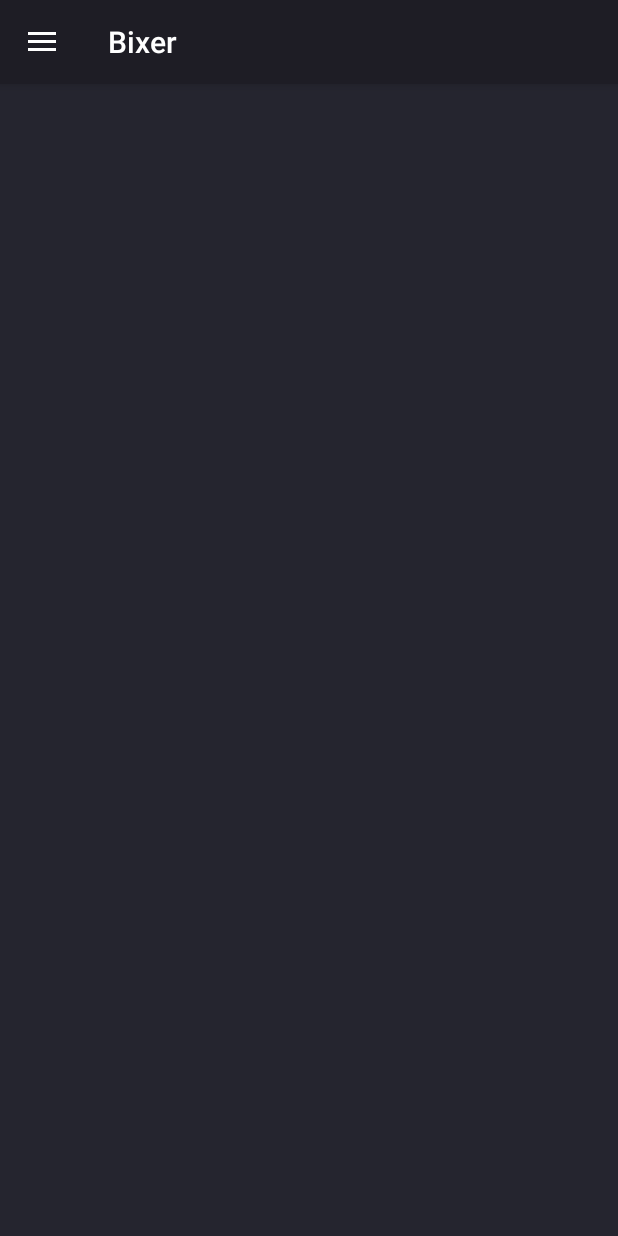
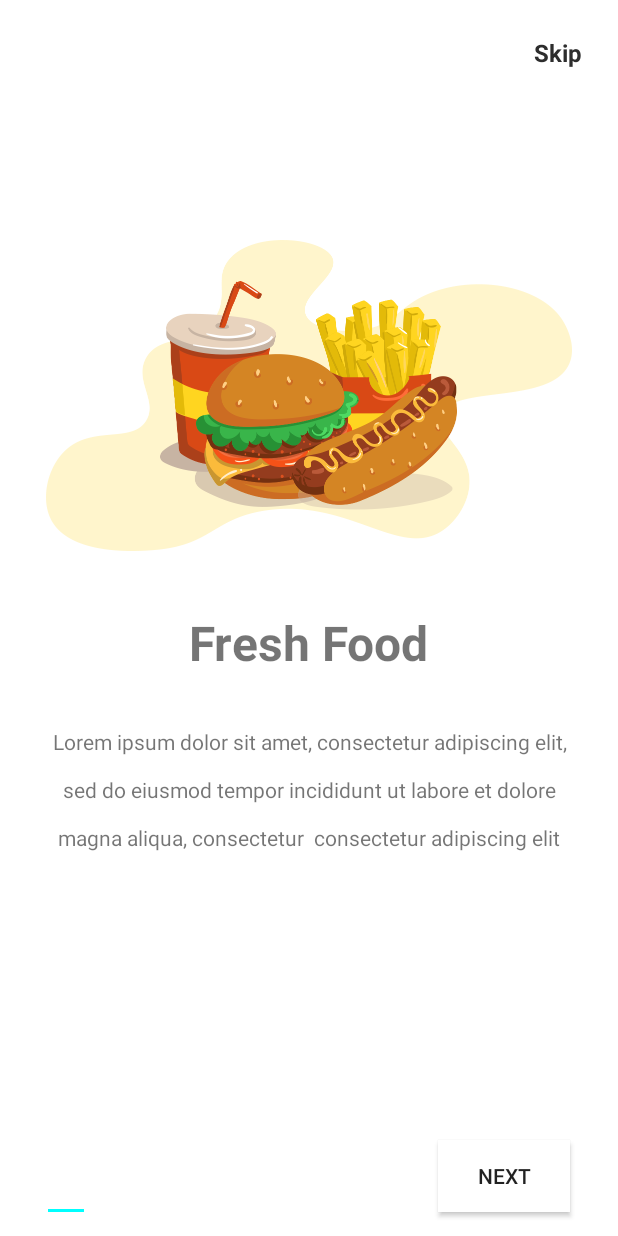
Before and after one commit to vladdossik/Bixer-btc-app-, an Android app: the screen it shows after launch (MainActivity before the commit, IntroActivity after it), on a phone screen of 412 x 824 dp. Before the commit the screen is almost empty. Run offline under Robolectric (Android 15) with nearby library versions, the phone set to English and light mode, and no system bars.

Commit message:
start doing intro

```diff
--- /dev/null
+++ b/app/src/main/java/biz/bixer/bixer/Intro/IntroActivity.java
@@ -0,0 +1,213 @@
+package biz.bixer.bixer.Intro;
+
+import android.content.Intent;
+import android.content.SharedPreferences;
+import android.support.design.widget.TabLayout;
+import android.support.v4.view.ViewPager;
+import android.support.v7.app.AppCompatActivity;
+import android.os.Bundle;
+import android.view.View;
+import android.view.Window;
+import android.view.WindowManager;
+import android.view.animation.Animation;
+import android.view.animation.AnimationUtils;
+import android.widget.Button;
+import android.widget.TextView;
+
+import java.util.ArrayList;
+import java.util.List;
+
+import biz.bixer.bixer.MainActivity;
+import biz.bixer.bixer.R;
+
+public class IntroActivity extends AppCompatActivity {
+
+    private ViewPager screenPager;
+    IntroViewPagerAdapter introViewPagerAdapter ;
+    TabLayout tabIndicator;
+    Button btnNext;
+    int position = 0 ;
+    Button btnGetStarted;
+    Animation btnAnim ;
+    TextView tvSkip;
+
+
+    @Override
+    protected void onCreate(Bundle savedInstanceState) {
+        super.onCreate(savedInstanceState);
+
+        // make the activity on full screen
+
+        requestWindowFeature(Window.FEATURE_NO_TITLE);
+        getWindow().setFlags(WindowManager.LayoutParams.FLAG_FULLSCREEN,
+                WindowManager.LayoutParams.FLAG_FULLSCREEN);
+
+
+        // when this activity is about to be launch we need to check if its openened before or not
+
+        if (restorePrefData()) {
+
+            Intent mainActivity = new Intent(getApplicationContext(), MainActivity.class );
+            startActivity(mainActivity);
+            finish();
+
+
+        }
+
+        setContentView(R.layout.activity_intro);
+
+        // hide the action bar
+
+
+
+        // ini views
+        btnNext = findViewById(R.id.btn_next);
+        btnGetStarted = findViewById(R.id.btn_get_started);
+        tabIndicator = findViewById(R.id.tab_indicator);
+        btnAnim = AnimationUtils.loadAnimation(getApplicationContext(),R.anim.button_animation);
+        tvSkip = findViewById(R.id.tv_skip);
+
+        // fill list screen
+
+        final List<ScreenItem> mList = new ArrayList<>();
+        mList.add(new ScreenItem("Fresh Food","Lorem ipsum dolor sit amet, consectetur adipiscing elit, sed do eiusmod tempor incididunt ut labore et dolore magna aliqua, consectetur  consectetur adipiscing elit",R.drawable.img1));
+        mList.add(new ScreenItem("Fast Delivery","Lorem ipsum dolor sit amet, consectetur adipiscing elit, sed do eiusmod tempor incididunt ut labore et dolore magna aliqua, consectetur  consectetur adipiscing elit",R.drawable.img2));
+        mList.add(new ScreenItem("Easy Payment","Lorem ipsum dolor sit amet, consectetur adipiscing elit, sed do eiusmod tempor incididunt ut labore et dolore magna aliqua, consectetur  consectetur adipiscing elit",R.drawable.img3));
+
+        // setup viewpager
+        screenPager =findViewById(R.id.screen_viewpager);
+        introViewPagerAdapter = new IntroViewPagerAdapter(this,mList);
+        screenPager.setAdapter(introViewPagerAdapter);
+
+        // setup tablayout with viewpager
+
+        tabIndicator.setupWithViewPager(screenPager);
+
+        // next button click Listner
+
+        btnNext.setOnClickListener(new View.OnClickListener() {
+            @Override
+            public void onClick(View v) {
+
+                position = screenPager.getCurrentItem();
+                if (position < mList.size()) {
+
+                    position++;
+                    screenPager.setCurrentItem(position);
+
+
+                }
+
+                if (position == mList.size()-1) { // when we rech to the last screen
+
+
+                    loaddLastScreen();
+
+
+                }
+
+
+
+            }
+        });
+
+        // tablayout add change listener
+
+
+        tabIndicator.addOnTabSelectedListener(new TabLayout.OnTabSelectedListener() {
+            @Override
+            public void onTabSelected(TabLayout.Tab tab) {
+
+                if (tab.getPosition() == mList.size()-1) {
+
+                    loaddLastScreen();
+
+                }
+
+
+            }
+
+            @Override
+            public void onTabUnselected(TabLayout.Tab tab) {
+
+            }
+
+            @Override
+            public void onTabReselected(TabLayout.Tab tab) {
+
+            }
+        });
+
+
+
+        // Get Started button click listener
+
+        btnGetStarted.setOnClickListener(new View.OnClickListener() {
+            @Override
+            public void onClick(View v) {
+
+
+                //open main activity
+
+                Intent mainActivity = new Intent(getApplicationContext(),MainActivity.class);
+                startActivity(mainActivity);
+                // also we need to save a boolean value to storage so next time when the user run the app
+                // we could know that he is already checked the intro screen activity
+                // i'm going to use shared preferences to that process
+                savePrefsData();
+                finish();
+
+
+
+            }
+        });
+
+        // skip button click listener
+
+        tvSkip.setOnClickListener(new View.OnClickListener() {
+            @Override
+            public void onClick(View v) {
+                screenPager.setCurrentItem(mList.size());
+            }
+        });
+
+
+
+    }
+
+    private boolean restorePrefData() {
+
+
+        SharedPreferences pref = getApplicationContext().getSharedPreferences("myPrefs",MODE_PRIVATE);
+        Boolean isIntroActivityOpnendBefore = pref.getBoolean("isIntroOpnend",false);
+        return  isIntroActivityOpnendBefore;
+
+
+
+    }
+
+    private void savePrefsData() {
+
+        SharedPreferences pref = getApplicationContext().getSharedPreferences("myPrefs",MODE_PRIVATE);
+        SharedPreferences.Editor editor = pref.edit();
+        editor.putBoolean("isIntroOpnend",true);
+        editor.commit();
+
+
+    }
+
+    // show the GETSTARTED Button and hide the indicator and the next button
+    private void loaddLastScreen() {
+
+        btnNext.setVisibility(View.INVISIBLE);
+        btnGetStarted.setVisibility(View.VISIBLE);
+        tvSkip.setVisibility(View.INVISIBLE);
+        tabIndicator.setVisibility(View.INVISIBLE);
+        // TODO : ADD an animation the getstarted button
+        // setup animation
+        btnGetStarted.setAnimation(btnAnim);
+
+
+
+    }
+}
--- /dev/null
+++ b/app/src/main/java/biz/bixer/bixer/Intro/IntroViewPagerAdapter.java
@@ -0,0 +1,68 @@
+package biz.bixer.bixer.Intro;
+
+import android.content.Context;
+import android.support.annotation.NonNull;
+import android.support.v4.view.PagerAdapter;
+import android.view.LayoutInflater;
+import android.view.View;
+import android.view.ViewGroup;
+import android.widget.ImageView;
+import android.widget.TextView;
+
+import java.util.List;
+
+import biz.bixer.bixer.R;
+
+public class IntroViewPagerAdapter extends PagerAdapter {
+
+   Context mContext ;
+   List<ScreenItem> mListScreen;
+
+    public IntroViewPagerAdapter(Context mContext, List<ScreenItem> mListScreen) {
+        this.mContext = mContext;
+        this.mListScreen = mListScreen;
+    }
+
+
+    @NonNull
+    @Override
+    public Object instantiateItem(@NonNull ViewGroup container, int position) {
+
+        LayoutInflater inflater = (LayoutInflater) mContext.getSystemService(Context.LAYOUT_INFLATER_SERVICE);
+        View layoutScreen = inflater.inflate(R.layout.layout_screen,null);
+
+        ImageView imgSlide = layoutScreen.findViewById(R.id.intro_img);
+        TextView title = layoutScreen.findViewById(R.id.intro_title);
+        TextView description = layoutScreen.findViewById(R.id.intro_description);
+
+        title.setText(mListScreen.get(position).getTitle());
+        description.setText(mListScreen.get(position).getDescription());
+        imgSlide.setImageResource(mListScreen.get(position).getScreenImg());
+
+        container.addView(layoutScreen);
+
+        return layoutScreen;
+
+
+
+
+
+    }
+
+    @Override
+    public int getCount() {
+        return mListScreen.size();
+    }
+
+    @Override
+    public boolean isViewFromObject(@NonNull View view, @NonNull Object o) {
+        return view == o;
+    }
+
+    @Override
+    public void destroyItem(@NonNull ViewGroup container, int position, @NonNull Object object) {
+
+        container.removeView((View)object);
+
+    }
+}
--- /dev/null
+++ b/app/src/main/java/biz/bixer/bixer/Intro/ScreenItem.java
@@ -0,0 +1,37 @@
+package biz.bixer.bixer.Intro;
+
+public class ScreenItem {
+
+    String Title,Description;
+    int ScreenImg;
+
+    public ScreenItem(String title, String description, int screenImg) {
+        Title = title;
+        Description = description;
+        ScreenImg = screenImg;
+    }
+
+    public void setTitle(String title) {
+        Title = title;
+    }
+
+    public void setDescription(String description) {
+        Description = description;
+    }
+
+    public void setScreenImg(int screenImg) {
+        ScreenImg = screenImg;
+    }
+
+    public String getTitle() {
+        return Title;
+    }
+
+    public String getDescription() {
+        return Description;
+    }
+
+    public int getScreenImg() {
+        return ScreenImg;
+    }
+}
--- /dev/null
+++ b/app/src/main/res/layout/activity_intro.xml
@@ -0,0 +1,80 @@
+<?xml version="1.0" encoding="utf-8"?>
+<android.support.constraint.ConstraintLayout xmlns:android="http://schemas.android.com/apk/res/android"
+    xmlns:app="http://schemas.android.com/apk/res-auto"
+    xmlns:tools="http://schemas.android.com/tools"
+    android:layout_width="match_parent"
+    android:layout_height="match_parent"
+    tools:context=".Intro.IntroActivity"
+    android:background="#ffffff"
+    >
+
+    <android.support.v4.view.ViewPager
+        android:id="@+id/screen_viewpager"
+        android:layout_width="0dp"
+        android:layout_height="0dp"
+        android:layout_marginBottom="8dp"
+        app:layout_constraintBottom_toTopOf="@+id/tab_indicator"
+        app:layout_constraintEnd_toEndOf="parent"
+        app:layout_constraintStart_toStartOf="parent"
+        app:layout_constraintTop_toTopOf="parent" />
+
+    <Button
+        android:id="@+id/btn_next"
+        android:layout_width="wrap_content"
+        android:layout_height="wrap_content"
+        android:layout_marginEnd="32dp"
+        android:layout_marginRight="32dp"
+        android:layout_marginBottom="16dp"
+        android:background="#fff"
+        android:text="Next"
+
+        app:layout_constraintBottom_toBottomOf="parent"
+        app:layout_constraintEnd_toEndOf="parent" />
+
+    <android.support.design.widget.TabLayout
+        android:id="@+id/tab_indicator"
+        android:layout_width="wrap_content"
+        android:layout_height="wrap_content"
+        android:layout_marginStart="32dp"
+        android:layout_marginLeft="32dp"
+        android:layout_marginEnd="8dp"
+        android:layout_marginRight="8dp"
+        android:layout_marginBottom="16dp"
+        app:layout_constraintBottom_toBottomOf="parent"
+        app:layout_constraintEnd_toStartOf="@+id/btn_next"
+        app:layout_constraintHorizontal_bias="0.0"
+        app:layout_constraintStart_toStartOf="parent"
+>
+
+    </android.support.design.widget.TabLayout>
+
+    <Button
+        android:visibility="invisible"
+        android:id="@+id/btn_get_started"
+        android:layout_width="132dp"
+        android:layout_height="wrap_content"
+        android:layout_marginStart="8dp"
+        android:layout_marginLeft="8dp"
+        android:layout_marginEnd="8dp"
+        android:layout_marginRight="8dp"
+        android:layout_marginBottom="64dp"
+        android:text="Get Started"
+        android:textColor="#fff"
+        app:layout_constraintBottom_toBottomOf="parent"
+        app:layout_constraintEnd_toEndOf="parent"
+        app:layout_constraintStart_toStartOf="parent" />
+
+    <TextView
+        android:textSize="16sp"
+        android:textStyle="bold"
+        android:textColor="#2d2d2d"
+        android:id="@+id/tv_skip"
+        android:layout_width="wrap_content"
+        android:layout_height="wrap_content"
+        android:layout_marginTop="24dp"
+        android:layout_marginEnd="24dp"
+        android:layout_marginRight="24dp"
+        android:text="Skip"
+        app:layout_constraintEnd_toEndOf="parent"
+        app:layout_constraintTop_toTopOf="parent" />
+</android.support.constraint.ConstraintLayout>
--- /dev/null
+++ b/app/src/main/res/layout/layout_screen.xml
@@ -0,0 +1,67 @@
+<?xml version="1.0" encoding="utf-8"?>
+<android.support.constraint.ConstraintLayout xmlns:android="http://schemas.android.com/apk/res/android"
+    xmlns:app="http://schemas.android.com/apk/res-auto"
+    xmlns:tools="http://schemas.android.com/tools"
+    android:layout_width="match_parent"
+    android:layout_height="match_parent"
+    android:background="#ffffff">
+
+    <android.support.constraint.Guideline
+        android:id="@+id/guideline"
+        android:layout_width="wrap_content"
+        android:layout_height="wrap_content"
+        android:orientation="horizontal"
+        app:layout_constraintGuide_percent="0.56882256" />
+
+    <TextView
+        android:id="@+id/intro_title"
+        android:layout_width="wrap_content"
+        android:layout_height="wrap_content"
+        android:layout_marginStart="16dp"
+        android:layout_marginLeft="16dp"
+        android:layout_marginEnd="16dp"
+        android:layout_marginRight="16dp"
+        android:layout_marginBottom="8dp"
+        android:text="TextView"
+
+        android:textSize="32dp"
+        android:textStyle="bold"
+        app:layout_constraintBottom_toTopOf="@+id/guideline"
+        app:layout_constraintEnd_toEndOf="parent"
+        app:layout_constraintStart_toStartOf="parent"
+        app:layout_constraintTop_toTopOf="@+id/guideline" />
+
+    <TextView
+        android:lineSpacingExtra="16dp"
+        android:id="@+id/intro_description"
+        android:layout_width="0dp"
+        android:layout_height="wrap_content"
+        android:layout_marginStart="32dp"
+        android:layout_marginLeft="32dp"
+        android:layout_marginTop="8dp"
+        android:layout_marginEnd="32dp"
+        android:layout_marginRight="32dp"
+        android:layout_marginBottom="8dp"
+        android:text="TextView"
+        android:textAlignment="center"
+        app:layout_constraintBottom_toBottomOf="parent"
+        app:layout_constraintEnd_toEndOf="parent"
+        app:layout_constraintStart_toStartOf="parent"
+        app:layout_constraintTop_toBottomOf="@+id/intro_title"
+        app:layout_constraintVertical_bias="0.13"
+        android:gravity="center_horizontal" />
+
+    <ImageView
+        android:id="@+id/intro_img"
+        android:layout_width="wrap_content"
+        android:layout_height="222dp"
+        android:layout_marginStart="8dp"
+        android:layout_marginLeft="8dp"
+        android:layout_marginEnd="8dp"
+        android:layout_marginRight="8dp"
+        android:layout_marginBottom="32dp"
+        app:layout_constraintBottom_toTopOf="@+id/intro_title"
+        app:layout_constraintEnd_toEndOf="parent"
+        app:layout_constraintStart_toStartOf="parent"
+        tools:srcCompat="@tools:sample/avatars" />
+</android.support.constraint.ConstraintLayout>
--- a/app/src/main/res/values/styles.xml
+++ b/app/src/main/res/values/styles.xml
@@ -1,7 +1,7 @@
 <resources>
 
     <!-- Base application theme. -->
-    <style name="AppTheme" parent="Theme.AppCompat.Light.DarkActionBar">
+    <style name="AppTheme" parent="Theme.AppCompat.Light.NoActionBar">
         <!-- Customize your theme here. -->
         <item name="colorPrimaryDark">@color/colorPrimaryDark</item>
         <item name="colorAccent">@color/colorAccent</item>
```
Also changed, not shown: app/build.gradle (+7 -0 lines), app/src/main/AndroidManifest.xml (+5 -4 lines), app/src/main/res/anim/button_animation.xml (added, +16 -0 lines), app/src/main/res/drawable-xxhdpi/img1.png (added), app/src/main/res/drawable-xxhdpi/img2.png (added), app/src/main/res/drawable-xxhdpi/img3.png (added), app/src/main/res/values/strings.xml (indentation only).
